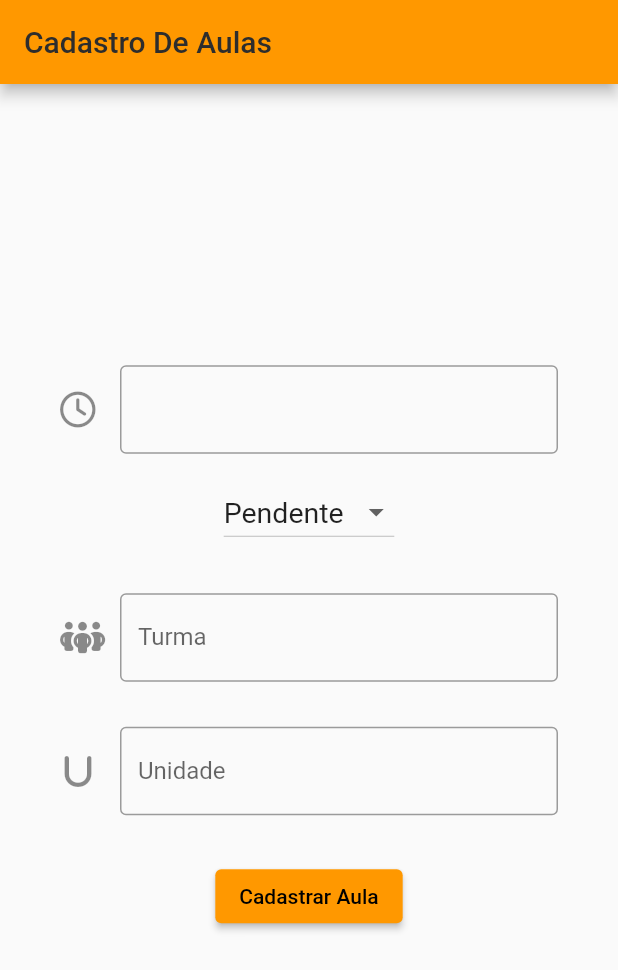
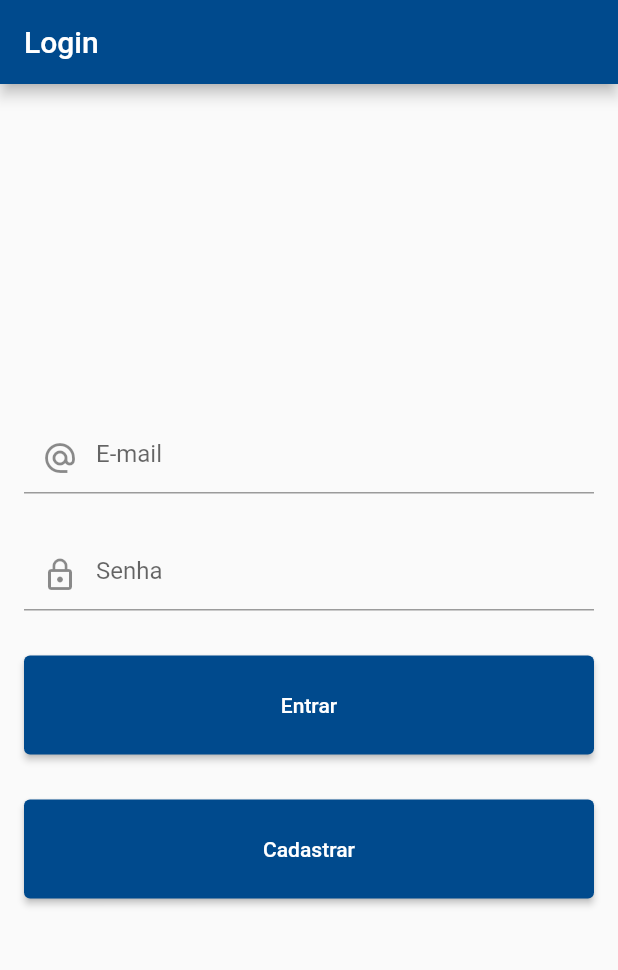
Before and after one commit to zLuksz/Formulario-Flutter, a Flutter app: the screen it shows after launch, on a phone screen of 412 x 824 dp. Shown: the top 970 px of the screen. Run offline on Flutter 3.47's test engine with Material 2 defaults, Android fonts, the phone set to English and light mode, and no system bars; our stand-ins replace datetime_picker_formfield_new, font_awesome_flutter.

Commit message:
Update 1.0 (Beta)

```diff
--- a/lib/main.dart
+++ b/lib/main.dart
@@ -1,22 +1,67 @@
-import 'package:cronogramas_form/cadastro.dart';
+import 'dart:math';
+import 'package:cronogramas_form/telas/cadastro.dart';
+import 'package:cronogramas_form/telas/login.dart';
+import 'package:cronogramas_form/telas/pagina.dart';
 import 'package:flutter/material.dart';
 
 void main() {
-  runApp(const ScreenAula());
+  runApp(const App());
 }
 
-class ScreenAula extends StatelessWidget {
-  const ScreenAula({super.key});
+class App extends StatelessWidget {
+  const App({super.key});
 
   @override
   Widget build(BuildContext context) {
     return MaterialApp(
       title: 'Cadastro De Aulas',
       theme: ThemeData(
-        primarySwatch: Colors.orange,
+        primarySwatch: generateMaterialColor(Palette.primary),
       ),
       debugShowCheckedModeBanner: false,
-      home: const Home(),
+      home: const Login(),
+      routes: {
+        '/cadastro': (context) => const Home(),
+        '/pagina': (context) => const Pagina()
+      },
     );
   }
 }
+
+class Palette {
+  // Your hexadecimal color code
+  static const Color primary = Color(0xFF004A8D);
+}
+
+MaterialColor generateMaterialColor(Color color) {
+  return MaterialColor(color.value, {
+    50: tintColor(color, 0.9),
+    100: tintColor(color, 0.8),
+    200: tintColor(color, 0.6),
+    300: tintColor(color, 0.4),
+    400: tintColor(color, 0.2),
+    500: color,
+    600: shadeColor(color, 0.1),
+    700: shadeColor(color, 0.2),
+    800: shadeColor(color, 0.3),
+    900: shadeColor(color, 0.4),
+  });
+}
+
+int tintValue(int value, double factor) =>
+    max(0, min((value + ((255 - value) * factor)).round(), 255));
+
+Color tintColor(Color color, double factor) => Color.fromRGBO(
+    tintValue(color.red, factor),
+    tintValue(color.green, factor),
+    tintValue(color.blue, factor),
+    1);
+
+int shadeValue(int value, double factor) =>
+    max(0, min(value - (value * factor).round(), 255));
+
+Color shadeColor(Color color, double factor) => Color.fromRGBO(
+    shadeValue(color.red, factor),
+    shadeValue(color.green, factor),
+    shadeValue(color.blue, factor),
+    1);
--- /dev/null
+++ b/lib/telas/login.dart
@@ -0,0 +1,79 @@
+import 'package:flutter/material.dart';
+
+class Login extends StatelessWidget {
+  const Login({Key? key}) : super(key: key);
+
+  @override
+  Widget build(BuildContext context) {
+    return Scaffold(
+      appBar: AppBar(
+        title: const Text("Login"),
+      ),
+      body: Container(
+        padding: const EdgeInsets.all(16),
+        child: Center(
+          child: Column(
+            crossAxisAlignment: CrossAxisAlignment.stretch,
+            mainAxisAlignment: MainAxisAlignment.center,
+            children: [
+              Padding(
+                padding: const EdgeInsets.fromLTRB(0, 15, 0, 15),
+                child: TextFormField(
+                  keyboardType: TextInputType.emailAddress,
+                  decoration: const InputDecoration(
+                      hintText: "E-mail",
+                      prefixIcon: Icon(Icons.alternate_email)),
+                  validator: (value) {
+                    if (value!.length < 5) {
+                      return "Este e-mail parece curto demais";
+                    } else if (!value.contains("@")) {
+                      return "Este e-mail não é válido";
+                    } else {
+                      return null;
+                    }
+                  },
+                ),
+              ),
+              Padding(
+                padding: const EdgeInsets.fromLTRB(0, 15, 0, 15),
+                child: TextFormField(
+                  obscureText: true,
+                  decoration: const InputDecoration(
+                    hintText: "Senha",
+                    prefixIcon: Icon(Icons.lock_outline),
+                  ),
+                ),
+              ),
+              Padding(
+                padding: const EdgeInsets.fromLTRB(0, 15, 0, 15),
+                child: ElevatedButton(
+                  onPressed: () {
+                    Navigator.pushNamed(context, '/pagina');
+                  },
+                  style: ButtonStyle(
+                    padding: MaterialStateProperty.all(
+                        const EdgeInsets.only(top: 25, bottom: 25)),
+                  ),
+                  child: const Text("Entrar"),
+                ),
+              ),
+              Padding(
+                padding: const EdgeInsets.fromLTRB(0, 15, 0, 15),
+                child: ElevatedButton(
+                  onPressed: () {
+                    Navigator.pushNamed(context, '/cadastro');
+                  },
+                  style: ButtonStyle(
+                    padding: MaterialStateProperty.all(
+                        const EdgeInsets.only(top: 25, bottom: 25)),
+                  ),
+                  child: const Text("Cadastrar"),
+                ),
+              ),
+            ],
+          ),
+        ),
+      ),
+    );
+  }
+}
```
Also changed, not shown: lib/telas/cadastro.dart (added, +180 -0 lines), lib/telas/pagina.dart (added, +60 -0 lines), 1 other file.
